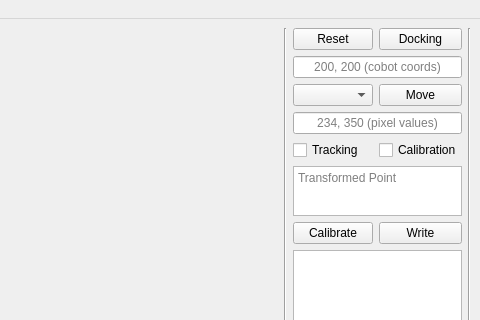
First picture: the form in cobot33.ui, repository RedwanNewaz/airlabCobot, before the edit; both pictures show x 337 to 817 and y 0 to 320 of the 817 by 601 pixel window.
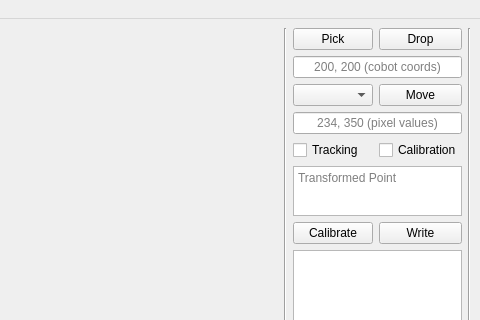
Second picture: the form after the edit.

Commit message: bt calibrator added

Diff of the .ui file:
```diff
--- a/cobot33.ui
+++ b/cobot33.ui
@@ -73,7 +73,7 @@
            <enum>Qt::RightToLeft</enum>
           </property>
           <property name="text">
-           <string>Docking</string>
+           <string>Drop</string>
           </property>
          </widget>
         </item>
@@ -113,7 +113,7 @@
            </size>
           </property>
           <property name="text">
-           <string>Reset</string>
+           <string>Pick</string>
           </property>
          </widget>
         </item>
```
Left out of the diff: 16 changed lines with no effect on the pictures. The commit also changes 1 other file.
